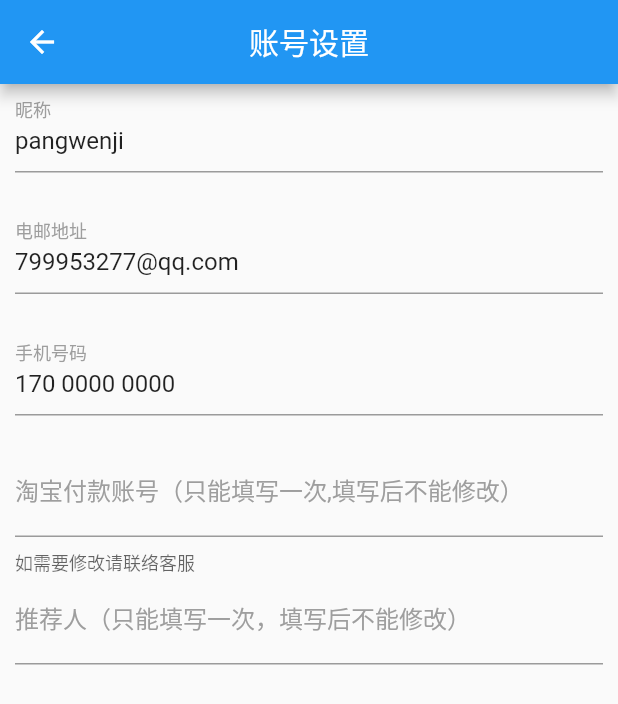
After one commit to pangwenji/shenzhouapp, a Flutter app: the UserSettings screen opened by its route, on a phone screen of 412 x 824 dp. The commit adds this screen. Shown: the top 704 px of the screen. Run offline on Flutter 3.47's test engine with Material 2 defaults, Android fonts, the phone set to English and light mode, and no system bars; our stand-ins replace fluro, flutter_screenutil, flutter_swiper, get; missing offline and left inert: dart:ffi.

Commit message:
2021-12-07

```diff
--- a/lib/pages/mine.dart
+++ b/lib/pages/mine.dart
@@ -1,5 +1,7 @@
 import 'package:flutter/material.dart';
 import 'package:shenzhouapp/components/avtorImage.dart';
+import 'package:get/get.dart';
+import 'package:shenzhouapp/router/routes.dart';
 
 class Mine extends StatelessWidget {
   const Mine({Key? key}) : super(key: key);
@@ -29,6 +31,10 @@ class Mine extends StatelessWidget {
               crossAxisAlignment: CrossAxisAlignment.start,
               children: [
                 Container(
+                    child: InkWell(
+                  onTap: () {
+                    Get.toNamed(Routes.userSettings);
+                  },
                   child: Row(
                     children: [
                       CircleShineImage(
@@ -63,7 +69,7 @@ class Mine extends StatelessWidget {
                       )
                     ],
                   ),
-                ),
+                )),
                 //第二行
                 Container(
                   margin: EdgeInsets.only(top: 5),
@@ -219,7 +225,9 @@ class Mine extends StatelessWidget {
                     bottom: BorderSide(width: 0.9, color: Colors.grey.shade300))
                 : Border()),
         child: InkWell(
-          onTap: () {},
+          onTap: () {
+            // Get.toNamed(Routes.userSettings);
+          },
           child: Row(
             children: [
               Container(
--- /dev/null
+++ b/lib/pages/user_settings.dart
@@ -0,0 +1,103 @@
+import 'package:flutter/material.dart';
+
+class UserSettings extends StatefulWidget {
+  UserSettings({
+    Key? key,
+  }) : super(key: key);
+
+  @override
+  _UserSettingsState createState() => _UserSettingsState();
+}
+
+class _UserSettingsState extends State<UserSettings> {
+  TextEditingController _controller = TextEditingController();
+  FocusNode _focusNodeNick = FocusNode();
+  FocusNode _focusNodeEmial = FocusNode();
+  FocusNode _focusNodeTele = FocusNode();
+  FocusNode _focusNodeNum = FocusNode();
+  FocusNode _focusNodeRecmment = FocusNode();
+  bool isShooseNick = false;
+  bool isShooseEmia = false;
+  bool isShooseTele = false;
+  bool isShooseNum = false;
+  bool isShooseRecmment = false;
+  @override
+  Widget build(BuildContext context) {
+    return Scaffold(
+      appBar: AppBar(
+        title: Text('账号设置'),
+        centerTitle: true,
+      ),
+      body: Column(
+        children: [
+          _container("pangwenji", "昵称", "", _focusNodeNick,isShooseNick),
+          _container("799953277@qq.com", "电邮地址", "", _focusNodeEmial,isShooseEmia),
+          _container("170 0000 0000", "手机号码", "", _focusNodeTele,isShooseTele),
+          _container("", "淘宝付款账号（只能填写一次,填写后不能修改）", "如需要修改请联络客服", _focusNodeNum,isShooseNum),
+          _container("", "推荐人（只能填写一次，填写后不能修改）", "", _focusNodeRecmment,isShooseRecmment)
+        ],
+      ),
+    );
+  }
+
+  @override
+  void initState() {
+    super.initState();
+    this.setFocusNode(_focusNodeNick,isShooseNick);
+    this.setFocusNode(_focusNodeEmial,isShooseEmia);
+    this.setFocusNode(_focusNodeTele,isShooseTele);
+    this.setFocusNode(_focusNodeNum,isShooseNum);
+    this.setFocusNode(_focusNodeRecmment,isShooseRecmment);
+  }
+
+  void setFocusNode(focus, isSelect) {
+    focus.addListener(() {
+      this.setIsChoose(focus, isSelect);
+    });
+  }
+
+  void setIsChoose(focus, isSelect) {
+    if (!focus.hasFocus) {
+      this.setState(() {
+        isSelect = false;
+      });
+    } else {
+      this.setState(() {
+        isSelect = true;
+      });
+    }
+  }
+
+  Widget _container(
+    textValue,
+    nickname,
+    helperValue,
+    focus,
+    isShoose
+  ) {
+    return Container(
+      padding: EdgeInsets.only(left: 10, right: 10),
+      child: TextField(
+        focusNode: focus,
+        controller:
+            TextEditingController.fromValue(
+              TextEditingValue(
+                text: textValue,
+                selection: TextSelection.fromPosition(
+                  TextPosition(
+                    affinity: TextAffinity.downstream,
+                    offset: textValue.length)
+                    )
+                )
+            ),
+        decoration: InputDecoration(
+            labelText: nickname,
+            labelStyle:
+                TextStyle(color: isShoose ? Colors.pinkAccent : Colors.grey),
+            helperText: helperValue,
+            focusedBorder: UnderlineInputBorder(
+                borderSide: BorderSide(color: Colors.pinkAccent))),
+      ),
+    );
+  }
+}
--- a/lib/router/pages.dart
+++ b/lib/router/pages.dart
@@ -11,6 +11,7 @@ import 'package:shenzhouapp/pages/savings_deposit_card.dart';
 import 'package:shenzhouapp/pages/set_address.dart';
 import 'package:shenzhouapp/pages/transport_methods.dart';
 import 'package:shenzhouapp/pages/trial_series.dart';
+import 'package:shenzhouapp/pages/user_settings.dart';
 import 'package:shenzhouapp/pages/volume_trial.dart';
 import 'package:shenzhouapp/router/routes.dart';
 
@@ -81,5 +82,10 @@ class Pages {
         page: ()=>VolumeTrial(),
         transition: Transition.fadeIn
       ),
+      GetPage(
+        name: Routes.userSettings,
+        page: ()=>UserSettings(),
+        transition: Transition.fadeIn
+      ),
     ];
 }
--- a/lib/router/routes.dart
+++ b/lib/router/routes.dart
@@ -1,12 +1,11 @@
 import 'package:fluro/fluro.dart';
-
 
 class Routes {
   static String registeredGoods = '/registeredGoods';
   static String emptyPage = '/emptyPage';
   static String goodsStatus = '/goodsStatus';
-  static String consolidatedGoods= '/consolidatedGoods';
-  static String myOrder= '/myOrder';
+  static String consolidatedGoods = '/consolidatedGoods';
+  static String myOrder = '/myOrder';
   static String tralSeries = '/tralSeries';
   static String setAddress = '/setAddress';
   static String coupon = '/coupon';
@@ -17,5 +16,5 @@ class Routes {
   static String volumeTrial = '/volumeTrial';
   static String newAddress = '/newAddress';
   static String transportMethods = '/transportMethods';
-
+  static String userSettings = '/userSettings';
 }
```
Also changed, not shown: 3 other files.
